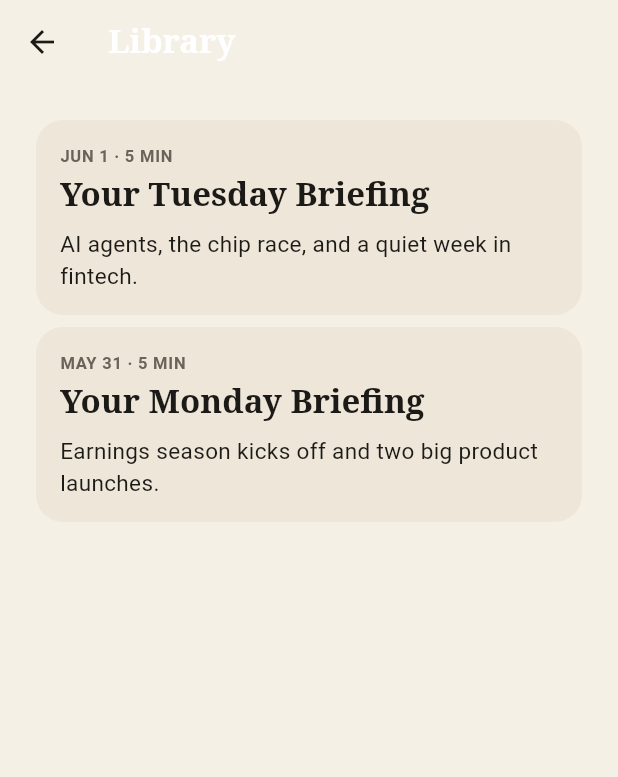
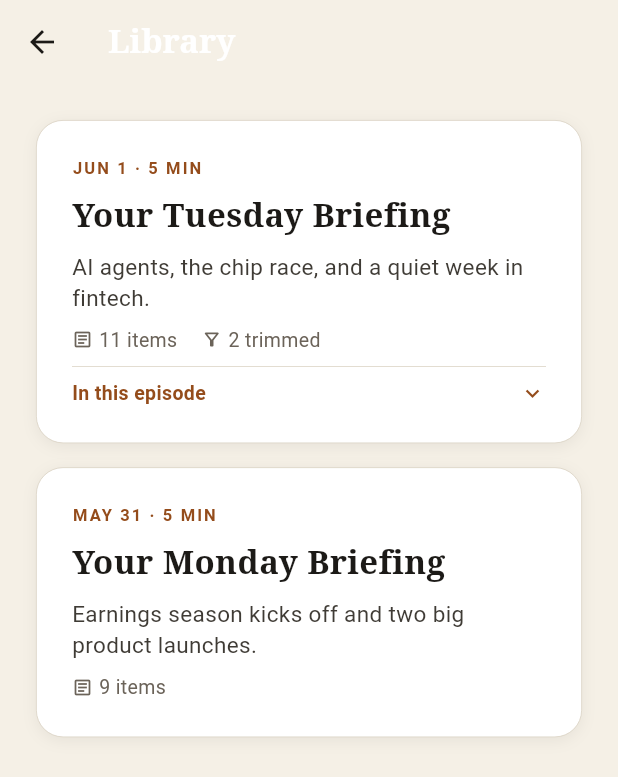
Before and after one commit to TheAntelope/Newsletter-pod, a Flutter app: the LibraryScreen screen opened directly, on a phone screen of 412 x 824 dp. Shown: the top 777 px of the screen. Run offline on Flutter 3.47's test engine with Material 3 defaults, Android fonts, the phone set to English and light mode, and no system bars; accounts and stored records are empty.

Commit message:
feat(flutter): Library screen at parity (editorial cards + source refs)
Rebuild the Library tab on the component kit: each episode is an editorial card
with meta eyebrow, title, description, an item-count row (with trimmed count),
and an expandable "In this episode" section listing the source items that fed
it. Seed the demo's latest episode with source-item refs so the section shows.

analyze clean, 22 tests green.

Co-Authored-By: Claude Opus 4.8 <noreply@anthropic.com>

```diff
--- a/flutter/lib/data/fake_app_repository.dart
+++ b/flutter/lib/data/fake_app_repository.dart
@@ -122,7 +122,20 @@ class FakeAppRepository implements AppRepository {
           processedItemCount: 11,
           droppedItemCount: 2,
           capHit: false,
-          sourceItemRefs: const [],
+          sourceItemRefs: [
+            SourceItemRefDto(
+              sourceId: 'stratechery',
+              sourceName: 'Stratechery',
+              title: 'The agentic web and the next platform shift',
+              link: 'https://stratechery.com/x',
+            ),
+            SourceItemRefDto(
+              sourceId: 'platformer',
+              sourceName: 'Platformer',
+              title: 'Inside the latest trust & safety reorg',
+              link: 'https://platformer.news/x',
+            ),
+          ],
         ),
         LibraryEpisodeDto(
           id: 'e2',
--- a/flutter/lib/screens/library_screen.dart
+++ b/flutter/lib/screens/library_screen.dart
@@ -3,9 +3,10 @@ import 'package:flutter/material.dart';
 import '../api/models.dart';
 import '../design_tokens.dart';
 import '../state/app_state.dart';
+import '../widgets/editorial.dart';
 
 const _months = [
-  'Jan', 'Feb', 'Mar', 'Apr', 'May', 'Jun',
+  'Jan', 'Feb', 'Mar', 'Apr', 'May', 'Jun', //
   'Jul', 'Aug', 'Sep', 'Oct', 'Nov', 'Dec',
 ];
 
@@ -17,6 +18,10 @@ String _episodeMeta(LibraryEpisodeDto e) {
   return '$date · ${(seconds / 60).round()} min';
 }
 
+/// Library tab. Editorial rebuild of the iOS `LibraryView`: each episode is an
+/// editorial card with its meta eyebrow, title, description, an item-count row,
+/// and an expandable "In this episode" section listing the source items that
+/// fed it. (Audio preview is deferred — see the UI-parity punch-list.)
 class LibraryScreen extends StatefulWidget {
   const LibraryScreen({super.key});
 
@@ -35,7 +40,6 @@ class _LibraryScreenState extends State<LibraryScreen> {
 
   @override
   Widget build(BuildContext context) {
-    final text = Theme.of(context).textTheme;
     return Scaffold(
       appBar: AppBar(title: const Text('Library')),
       body: SafeArea(
@@ -51,36 +55,19 @@ class _LibraryScreenState extends State<LibraryScreen> {
             final episodes = snapshot.data!.episodes;
             if (episodes.isEmpty) {
               return Center(
-                child: Text('No episodes yet.', style: text.bodyMedium),
+                child: Text(
+                  'No episodes yet.',
+                  style: DesignTokens.typographyBody
+                      .copyWith(color: DesignTokens.colorMuted),
+                ),
               );
             }
             return ListView.separated(
               padding: const EdgeInsets.all(DesignTokens.spacingL),
               itemCount: episodes.length,
               separatorBuilder: (_, _) =>
-                  const SizedBox(height: DesignTokens.spacingS),
-              itemBuilder: (context, i) {
-                final e = episodes[i];
-                return Card(
-                  child: Padding(
-                    padding: const EdgeInsets.all(DesignTokens.spacingM),
-                    child: Column(
-                      crossAxisAlignment: CrossAxisAlignment.start,
-                      children: [
-                        Text(
-                          _episodeMeta(e).toUpperCase(),
-                          style: text.labelSmall
-                              ?.copyWith(color: DesignTokens.colorMuted),
-                        ),
-                        const SizedBox(height: DesignTokens.spacingXs),
-                        Text(e.title, style: text.titleLarge),
-                        const SizedBox(height: DesignTokens.spacingS),
-                        Text(e.description, style: text.bodyMedium),
-                      ],
-                    ),
-                  ),
-                );
-              },
+                  const SizedBox(height: DesignTokens.spacingM),
+              itemBuilder: (context, i) => _EpisodeCard(episode: episodes[i]),
             );
           },
         ),
@@ -88,3 +75,116 @@ class _LibraryScreenState extends State<LibraryScreen> {
     );
   }
 }
+
+class _EpisodeCard extends StatefulWidget {
+  const _EpisodeCard({required this.episode});
+
+  final LibraryEpisodeDto episode;
+
+  @override
+  State<_EpisodeCard> createState() => _EpisodeCardState();
+}
+
+class _EpisodeCardState extends State<_EpisodeCard> {
+  bool _expanded = false;
+
+  @override
+  Widget build(BuildContext context) {
+    final e = widget.episode;
+    final refs = e.sourceItemRefs;
+    return EditorialCard(
+      spacing: DesignTokens.spacingS,
+      children: [
+        MetaLabel(_episodeMeta(e)),
+        Text(
+          e.title,
+          style: DesignTokens.typographyTitle.copyWith(color: DesignTokens.colorInk),
+        ),
+        Text(
+          e.description,
+          style: DesignTokens.typographyBody.copyWith(color: DesignTokens.colorInkSoft),
+        ),
+        Row(
+          children: [
+            _MetaChip(
+              icon: Icons.article_outlined,
+              label: '${e.processedItemCount} items',
+            ),
+            if (e.droppedItemCount > 0) ...[
+              const SizedBox(width: DesignTokens.spacingM),
+              _MetaChip(
+                icon: Icons.filter_alt_outlined,
+                label: '${e.droppedItemCount} trimmed',
+              ),
+            ],
+          ],
+        ),
+        if (refs.isNotEmpty) ...[
+          const EditorialDivider(),
+          InkWell(
+            onTap: () => setState(() => _expanded = !_expanded),
+            child: Row(
+              children: [
+                Text(
+                  'In this episode',
+                  style: DesignTokens.typographyCalloutStrong
+                      .copyWith(color: DesignTokens.colorAmberDeep),
+                ),
+                const Spacer(),
+                Icon(
+                  _expanded ? Icons.expand_less : Icons.expand_more,
+                  size: 18,
+                  color: DesignTokens.colorAmberDeep,
+                ),
+              ],
+            ),
+          ),
+          if (_expanded)
+            for (final ref in refs)
+              Padding(
+                padding: const EdgeInsets.only(top: DesignTokens.spacingS),
+                child: Column(
+                  crossAxisAlignment: CrossAxisAlignment.start,
+                  children: [
+                    Text(
+                      ref.sourceName.toUpperCase(),
+                      style: DesignTokens.typographyMeta
+                          .copyWith(color: DesignTokens.colorMuted),
+                    ),
+                    const SizedBox(height: 2),
+                    Text(
+                      ref.title,
+                      style: DesignTokens.typographyCallout
+                          .copyWith(color: DesignTokens.colorInk),
+                    ),
+                  ],
+                ),
+              ),
+        ],
+      ],
+    );
+  }
+}
+
+class _MetaChip extends StatelessWidget {
+  const _MetaChip({required this.icon, required this.label});
+
+  final IconData icon;
+  final String label;
+
+  @override
+  Widget build(BuildContext context) {
+    return Row(
+      mainAxisSize: MainAxisSize.min,
+      children: [
+        Icon(icon, size: 14, color: DesignTokens.colorMuted),
+        const SizedBox(width: 4),
+        Text(
+          label,
+          style: DesignTokens.typographyCallout
+              .copyWith(color: DesignTokens.colorMuted),
+        ),
+      ],
+    );
+  }
+}
```
